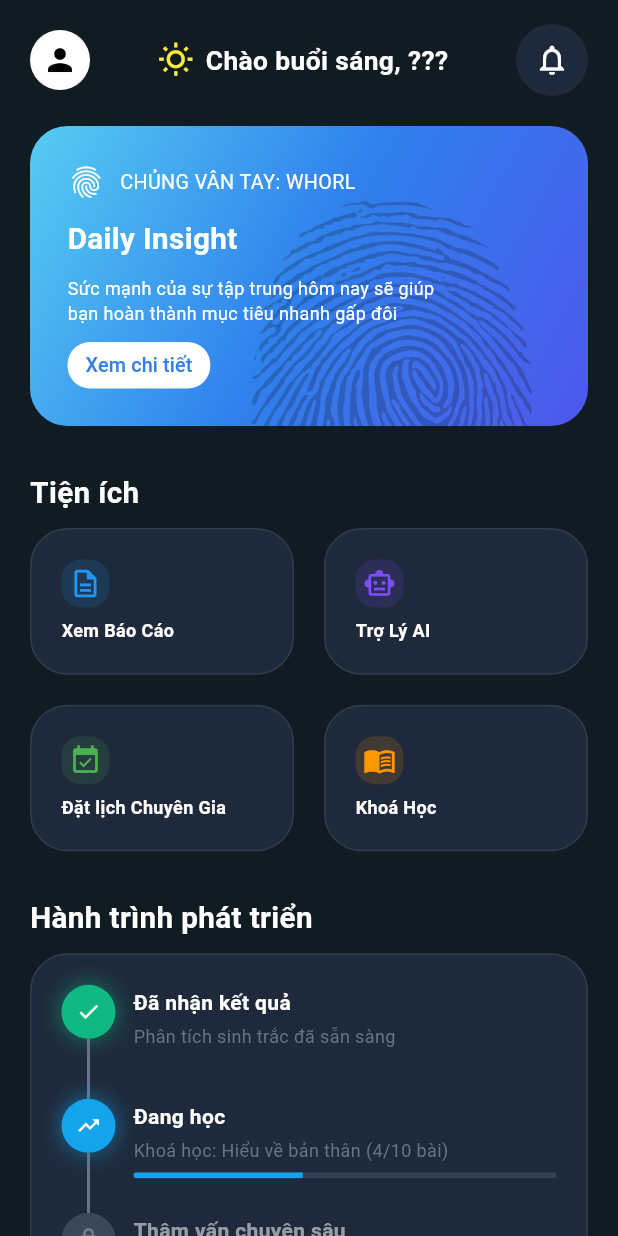
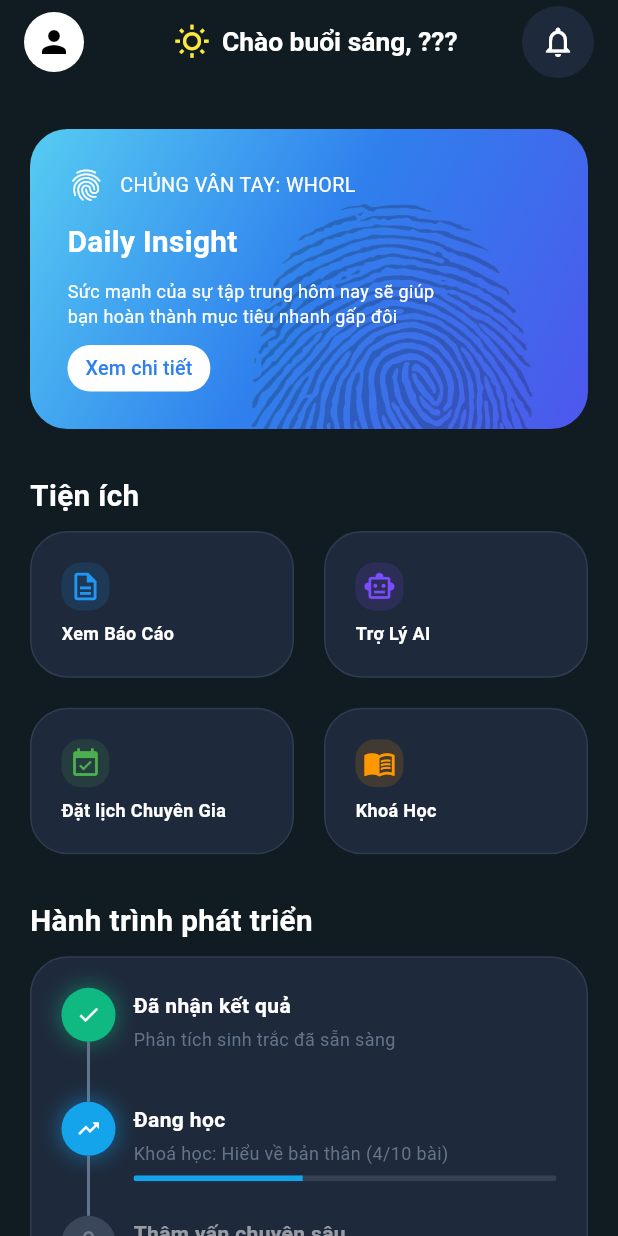
Before and after one commit to masonn-ma/app_interface_demo, a Flutter app: the screen it shows after launch, on a phone screen of 412 x 824 dp. Run offline on Flutter 3.47's test engine with Material 3 defaults, Android fonts, the phone set to English and light mode, and no system bars.

Commit message:
fixed header

```diff
--- a/lib/main.dart
+++ b/lib/main.dart
@@ -20,8 +20,10 @@ class MainApp extends StatelessWidget {
   @override
   Widget build(BuildContext context) {
     return const MaterialApp(
+      debugShowCheckedModeBanner: false,
       home: Scaffold(
         backgroundColor: AppColors.bgColor,
+        appBar: Header(),
         body: SafeArea(child: Skeleton()),
       ),
     );
@@ -37,8 +39,6 @@ class Skeleton extends StatelessWidget {
       padding: EdgeInsets.symmetric(horizontal: 20.0, vertical: 16.0),
       child: Column(
         children: [
-          const Header(),
-          const SizedBox(height: 20),
           const InsightBox(),
           const SizedBox(height: 30),
           const BasicTextBox(
--- a/lib/res/header.dart
+++ b/lib/res/header.dart
@@ -3,18 +3,35 @@ import 'utilities.dart';
 
 const iconBgColor = Color(0xFF1E293B);
 
-class Header extends StatelessWidget {
+class Header extends StatelessWidget implements PreferredSizeWidget {
   const Header({super.key});
 
   @override
+  Size get preferredSize => const Size.fromHeight(70);
+
+  @override
   Widget build(BuildContext context) {
-    return Row(
-      mainAxisAlignment: MainAxisAlignment.spaceBetween,
-      children: [
-        const UserIcon(),
-        const WelcomeMessage(text: "Chào buổi sáng, ???"),
-        const NotiIcon(),
-      ]
+    return AppBar(
+      backgroundColor: Colors.transparent,
+      elevation: 0,
+      automaticallyImplyLeading: false,
+
+      titleSpacing: 0,
+
+      title: Padding(
+        padding: const EdgeInsets.symmetric(horizontal: 16),
+        child: Stack(
+          alignment: Alignment.center,
+          children: [
+            Row(children: const [UserIcon(), Spacer(), NotiIcon()]),
+
+            Padding(
+              padding: const EdgeInsets.symmetric(horizontal: 100),
+              child: const WelcomeMessage(text: "Chào buổi sáng, ???"),
+            ),
+          ],
+        ),
+      ),
     );
   }
 }
@@ -27,10 +44,7 @@ class UserIcon extends StatelessWidget {
     return Container(
       width: 40,
       height: 40,
-      decoration: BoxDecoration(
-        color: Colors.white,
-        shape: BoxShape.circle,
-      ),
+      decoration: BoxDecoration(color: Colors.white, shape: BoxShape.circle),
       child: const Icon(Icons.person, color: Colors.black),
     );
   }
@@ -42,14 +56,16 @@ class NotiIcon extends StatelessWidget {
   @override
   Widget build(BuildContext context) {
     return Container(
-      decoration: BoxDecoration(
+      decoration: const BoxDecoration(
         color: iconBgColor,
         shape: BoxShape.circle,
       ),
       child: IconButton(
-            onPressed: () {},
-            icon: const Icon(Icons.notifications_outlined, color: Colors.white),
-          ),
+        padding: EdgeInsets.zero,
+        constraints: const BoxConstraints(),
+        onPressed: () {},
+        icon: const Icon(Icons.notifications_outlined, color: Colors.white),
+      ),
     );
   }
 }
@@ -57,10 +73,7 @@ class NotiIcon extends StatelessWidget {
 class WelcomeMessage extends StatelessWidget {
   final String text;
 
-  const WelcomeMessage({
-    super.key,
-    required this.text
-  });
+  const WelcomeMessage({super.key, required this.text});
 
   @override
   Widget build(BuildContext context) {
```
